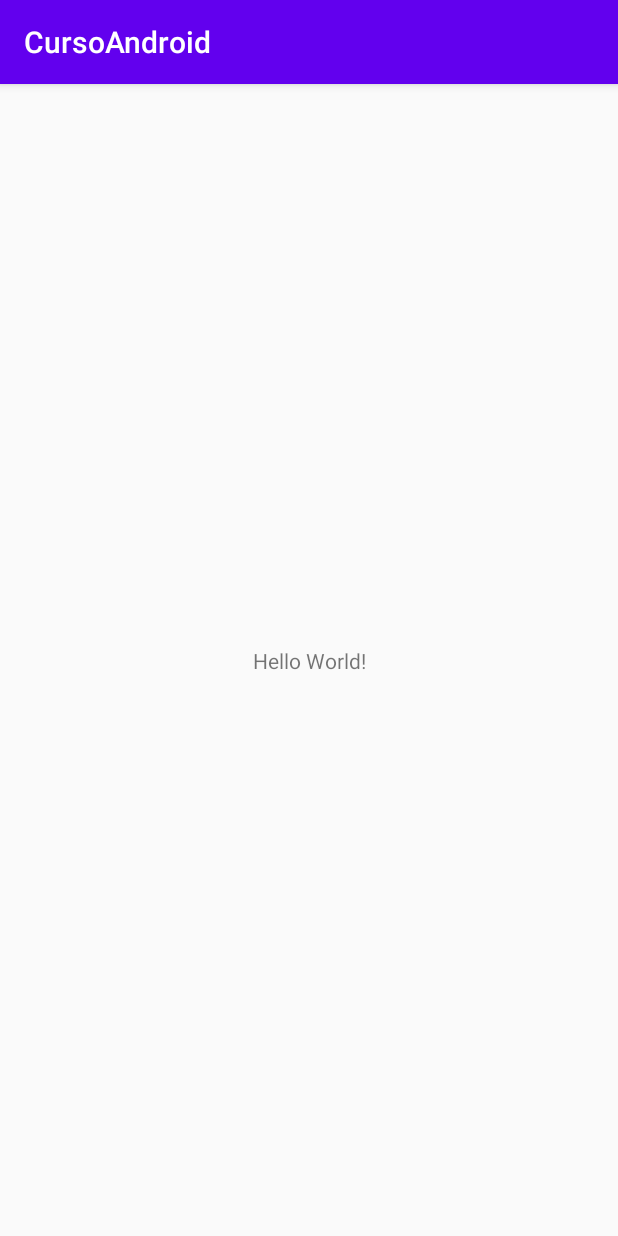
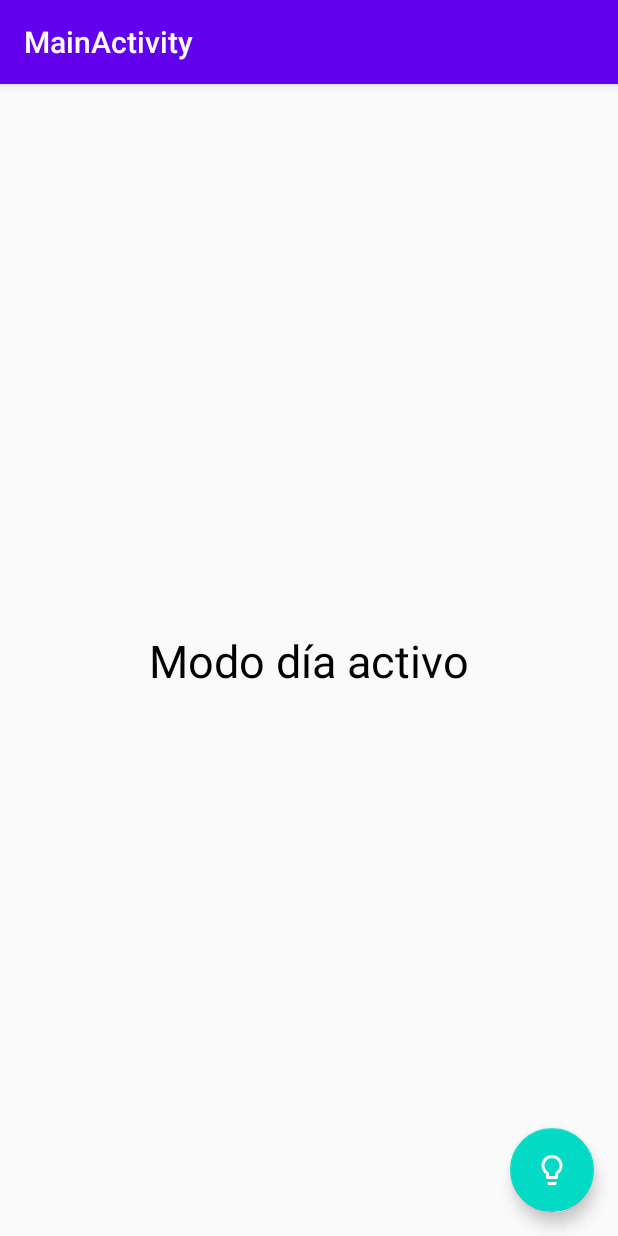
Before and after one commit to fdol1/CursoAndroidOld, an Android app: the screen it shows after launch (MainActivity), on a phone screen of 412 x 824 dp. Run offline under Robolectric (Android 15) with nearby library versions, the phone set to English and light mode, and no system bars.

Commit message:
cambio entre fragmentos

```diff
--- a/app/build.gradle
+++ b/app/build.gradle
@@ -28,6 +28,10 @@ dependencies {
 
     implementation 'androidx.appcompat:appcompat:1.1.0'
     implementation 'androidx.constraintlayout:constraintlayout:1.1.3'
+    implementation 'com.google.android.material:material:1.1.0'
+    implementation 'androidx.navigation:navigation-fragment:2.2.1'
+    implementation 'androidx.navigation:navigation-ui:2.2.1'
+    implementation 'androidx.legacy:legacy-support-v4:1.0.0'
     testImplementation 'junit:junit:4.12'
     androidTestImplementation 'androidx.test.ext:junit:1.1.1'
     androidTestImplementation 'androidx.test.espresso:espresso-core:3.2.0'
--- a/app/src/main/AndroidManifest.xml
+++ b/app/src/main/AndroidManifest.xml
@@ -9,13 +9,17 @@
         android:roundIcon="@mipmap/ic_launcher_round"
         android:supportsRtl="true"
         android:theme="@style/AppTheme">
-        <activity android:name=".MainActivity">
+        <activity
+            android:name=".MainActivity"
+            android:label="@string/title_activity_main2"
+            android:theme="@style/AppTheme.NoActionBar">
             <intent-filter>
                 <action android:name="android.intent.action.MAIN" />
 
                 <category android:name="android.intent.category.LAUNCHER" />
             </intent-filter>
         </activity>
+
     </application>
 
 </manifest>
--- /dev/null
+++ b/app/src/main/java/com/example/lfpu/cursoandroid/FragmentModoDia.java
@@ -0,0 +1,28 @@
+package com.example.lfpu.cursoandroid;
+
+import android.os.Bundle;
+
+import androidx.fragment.app.Fragment;
+
+import android.view.LayoutInflater;
+import android.view.View;
+import android.view.ViewGroup;
+
+
+/**
+ * A simple {@link Fragment} subclass.
+ */
+public class FragmentModoDia extends Fragment {
+
+    public FragmentModoDia() {
+        // Required empty public constructor
+    }
+
+
+    @Override
+    public View onCreateView(LayoutInflater inflater, ViewGroup container,
+                             Bundle savedInstanceState) {
+        // Inflate the layout for this fragment
+        return inflater.inflate(R.layout.fragment_modo_dia, container, false);
+    }
+}
--- a/app/src/main/java/com/example/lfpu/cursoandroid/MainActivity.java
+++ b/app/src/main/java/com/example/lfpu/cursoandroid/MainActivity.java
@@ -1,14 +1,53 @@
 package com.example.lfpu.cursoandroid;
-
-import androidx.appcompat.app.AppCompatActivity;
 
 import android.os.Bundle;
 
+import com.google.android.material.floatingactionbutton.FloatingActionButton;
+import com.google.android.material.snackbar.Snackbar;
+
+import androidx.appcompat.app.AppCompatActivity;
+import androidx.appcompat.widget.Toolbar;
+import androidx.fragment.app.Fragment;
+
+import android.view.View;
+
 public class MainActivity extends AppCompatActivity {
+
+    Boolean modoDia = true;
 
     @Override
     protected void onCreate(Bundle savedInstanceState) {
         super.onCreate(savedInstanceState);
         setContentView(R.layout.activity_main);
+        Toolbar toolbar = findViewById(R.id.toolbar);
+        setSupportActionBar(toolbar);
+
+        //Carga del fragmento por defecto
+        getSupportFragmentManager()
+                .beginTransaction()
+                .add(R.id.contenedor, new FragmentModoDia())
+                .commit();
+        FloatingActionButton fab = findViewById(R.id.fab);
+        fab.setOnClickListener(new View.OnClickListener() {
+            @Override
+            public void onClick(View view) {
+                //Snackbar.make(view, "Replace with your own action", Snackbar.LENGTH_LONG)
+                //        .setAction("Action", null).show();
+                Fragment fragment = null;
+                if(modoDia){
+                    fragment = new FragmentModoNoche();
+                }else{
+                    fragment = new FragmentModoDia();
+                }
+
+                modoDia = !modoDia;
+
+                getSupportFragmentManager()
+                        .beginTransaction()
+                        .replace(R.id.contenedor, fragment)
+                        .commit();
+            }
+        });
     }
+
 }
--- /dev/null
+++ b/app/src/main/res/drawable/ic_lightbulb_outline_white_24dp.xml
@@ -0,0 +1,5 @@
+<vector android:height="24dp" android:tint="#FFFFFF"
+    android:viewportHeight="24.0" android:viewportWidth="24.0"
+    android:width="24dp" xmlns:android="http://schemas.android.com/apk/res/android">
+    <path android:fillColor="#FF000000" android:pathData="M9,21c0,0.55 0.45,1 1,1h4c0.55,0 1,-0.45 1,-1v-1L9,20v1zM12,2C8.14,2 5,5.14 5,9c0,2.38 1.19,4.47 3,5.74L8,17c0,0.55 0.45,1 1,1h6c0.55,0 1,-0.45 1,-1v-2.26c1.81,-1.27 3,-3.36 3,-5.74 0,-3.86 -3.14,-7 -7,-7zM14.85,13.1l-0.85,0.6L14,16h-4v-2.3l-0.85,-0.6C7.8,12.16 7,10.63 7,9c0,-2.76 2.24,-5 5,-5s5,2.24 5,5c0,1.63 -0.8,3.16 -2.15,4.1z"/>
+</vector>
--- a/app/src/main/res/layout/activity_main.xml
+++ b/app/src/main/res/layout/activity_main.xml
@@ -1,18 +1,33 @@
 <?xml version="1.0" encoding="utf-8"?>
-<androidx.constraintlayout.widget.ConstraintLayout xmlns:android="http://schemas.android.com/apk/res/android"
+<androidx.coordinatorlayout.widget.CoordinatorLayout xmlns:android="http://schemas.android.com/apk/res/android"
     xmlns:app="http://schemas.android.com/apk/res-auto"
     xmlns:tools="http://schemas.android.com/tools"
     android:layout_width="match_parent"
     android:layout_height="match_parent"
     tools:context=".MainActivity">
 
-    <TextView
+    <com.google.android.material.appbar.AppBarLayout
+        android:layout_width="match_parent"
+        android:layout_height="wrap_content"
+        android:theme="@style/AppTheme.AppBarOverlay">
+
+        <androidx.appcompat.widget.Toolbar
+            android:id="@+id/toolbar"
+            android:layout_width="match_parent"
+            android:layout_height="?attr/actionBarSize"
+            android:background="?attr/colorPrimary"
+            app:popupTheme="@style/AppTheme.PopupOverlay" />
+
+    </com.google.android.material.appbar.AppBarLayout>
+
+    <include layout="@layout/content_main" />
+
+    <com.google.android.material.floatingactionbutton.FloatingActionButton
+        android:id="@+id/fab"
         android:layout_width="wrap_content"
         android:layout_height="wrap_content"
-        android:text="Hello World!"
-        app:layout_constraintBottom_toBottomOf="parent"
-        app:layout_constraintLeft_toLeftOf="parent"
-        app:layout_constraintRight_toRightOf="parent"
-        app:layout_constraintTop_toTopOf="parent" />
+        android:layout_gravity="bottom|end"
+        android:layout_margin="@dimen/fab_margin"
+        app:srcCompat="@drawable/ic_lightbulb_outline_white_24dp" />
 
-</androidx.constraintlayout.widget.ConstraintLayout>
+</androidx.coordinatorlayout.widget.CoordinatorLayout>
--- /dev/null
+++ b/app/src/main/res/layout/content_main.xml
@@ -0,0 +1,9 @@
+<?xml version="1.0" encoding="utf-8"?>
+<FrameLayout xmlns:android="http://schemas.android.com/apk/res/android"
+    xmlns:app="http://schemas.android.com/apk/res-auto"
+    android:layout_width="match_parent"
+    android:layout_height="match_parent"
+    app:layout_behavior="@string/appbar_scrolling_view_behavior"
+    android:id="@+id/contenedor">
+
+</FrameLayout>
--- /dev/null
+++ b/app/src/main/res/layout/fragment_modo_dia.xml
@@ -0,0 +1,20 @@
+<?xml version="1.0" encoding="utf-8"?>
+<androidx.constraintlayout.widget.ConstraintLayout xmlns:android="http://schemas.android.com/apk/res/android"
+    xmlns:app="http://schemas.android.com/apk/res-auto"
+    xmlns:tools="http://schemas.android.com/tools"
+    android:layout_width="match_parent"
+    android:layout_height="match_parent"
+    tools:context=".FragmentModoDia">
+
+    <TextView
+        android:id="@+id/textView2"
+        android:layout_width="wrap_content"
+        android:layout_height="wrap_content"
+        android:text="@string/modo_dia_a"
+        android:textSize="30sp"
+        android:textColor="@android:color/black"
+        app:layout_constraintBottom_toBottomOf="parent"
+        app:layout_constraintEnd_toEndOf="parent"
+        app:layout_constraintStart_toStartOf="parent"
+        app:layout_constraintTop_toTopOf="parent" />
+</androidx.constraintlayout.widget.ConstraintLayout>
--- /dev/null
+++ b/app/src/main/res/values/dimens.xml
@@ -0,0 +1,3 @@
+<resources>
+    <dimen name="fab_margin">16dp</dimen>
+</resources>
--- a/app/src/main/res/values/styles.xml
+++ b/app/src/main/res/values/styles.xml
@@ -8,4 +8,13 @@
         <item name="colorAccent">@color/colorAccent</item>
     </style>
 
+    <style name="AppTheme.NoActionBar">
+        <item name="windowActionBar">false</item>
+        <item name="windowNoTitle">true</item>
+    </style>
+
+    <style name="AppTheme.AppBarOverlay" parent="ThemeOverlay.AppCompat.Dark.ActionBar" />
+
+    <style name="AppTheme.PopupOverlay" parent="ThemeOverlay.AppCompat.Light" />
+
 </resources>
```
Also changed, not shown: app/src/main/java/com/example/lfpu/cursoandroid/FirstFragment.java (added, +34 -0 lines), app/src/main/java/com/example/lfpu/cursoandroid/FragmentModoNoche.java (added, +28 -0 lines), app/src/main/java/com/example/lfpu/cursoandroid/SecondFragment.java (added, +34 -0 lines), app/src/main/res/layout/fragment_first.xml (added, +28 -0 lines), app/src/main/res/layout/fragment_modo_noche.xml (added, +21 -0 lines), app/src/main/res/layout/fragment_second.xml (added, +27 -0 lines), app/src/main/res/navigation/nav_graph.xml (added, +28 -0 lines), app/src/main/res/values/strings.xml (+15 -0 lines).
